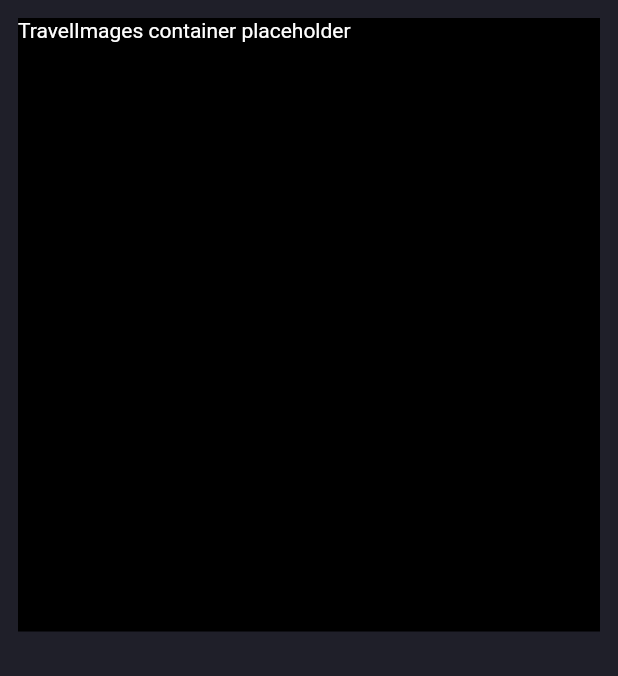
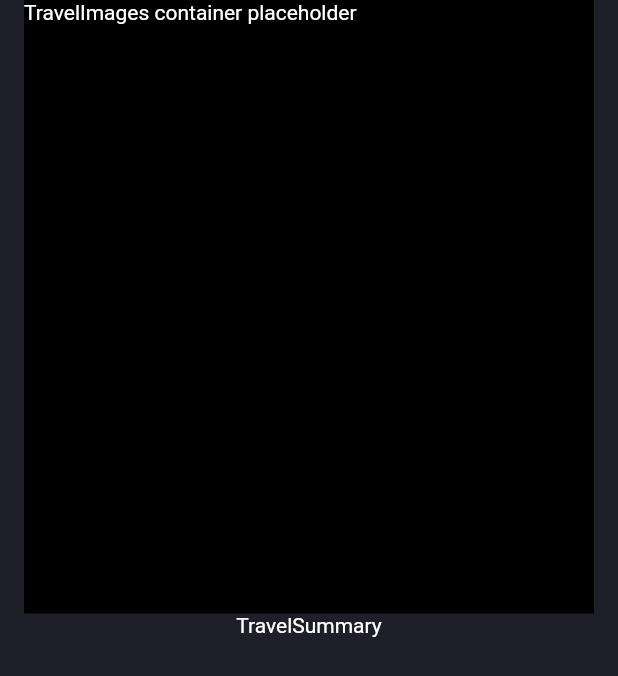
Before and after one commit to berzinsk/ui_tour_booking_app_flutter, a Flutter app: the screen it shows after launch, on a phone screen of 412 x 824 dp. Shown: the top 676 px of the screen. Run offline on Flutter 3.47's test engine with Material 2 defaults, Android fonts, the light colour scheme and no system bars.

Commit message:
Update placeholder components

```diff
--- a/lib/components/travel_details/travel_images.dart
+++ b/lib/components/travel_details/travel_images.dart
@@ -5,12 +5,16 @@ class TravelImages extends StatelessWidget {
 
   @override
   Widget build(BuildContext context) {
-    return Expanded(
-      child: Container(
-        height: 409,
-        color: Colors.black,
-        child: const Text('TravelImages container placeholder'),
-      ),
+    return Row(
+      children: [
+        Expanded(
+          child: Container(
+            height: 409,
+            color: Colors.black,
+            child: const Text('TravelImages container placeholder'),
+          ),
+        )
+      ],
     );
   }
 }
--- a/lib/components/travel_details/travel_summary.dart
+++ b/lib/components/travel_details/travel_summary.dart
@@ -0,0 +1,10 @@
+import 'package:flutter/material.dart';
+
+class TravelSummary extends StatelessWidget {
+  const TravelSummary({Key? key}) : super(key: key);
+
+  @override
+  Widget build(BuildContext context) {
+    return const Text('TravelSummary');
+  }
+}
--- a/lib/screens/travel_details.dart
+++ b/lib/screens/travel_details.dart
@@ -1,17 +1,19 @@
 import 'package:flutter/material.dart';
 
 import '../components/travel_details/travel_images.dart';
+import '../components/travel_details/travel_summary.dart';
 
 class TravelDetails extends StatelessWidget {
   const TravelDetails({Key? key}) : super(key: key);
 
   @override
   Widget build(BuildContext context) {
-    return Padding(
-      padding: const EdgeInsets.all(12.0),
-      child: Row(
+    return Container(
+      padding: const EdgeInsets.symmetric(horizontal: 16.0),
+      child: Column(
         children: const [
           TravelImages(),
+          TravelSummary(),
         ],
       ),
     );
```
